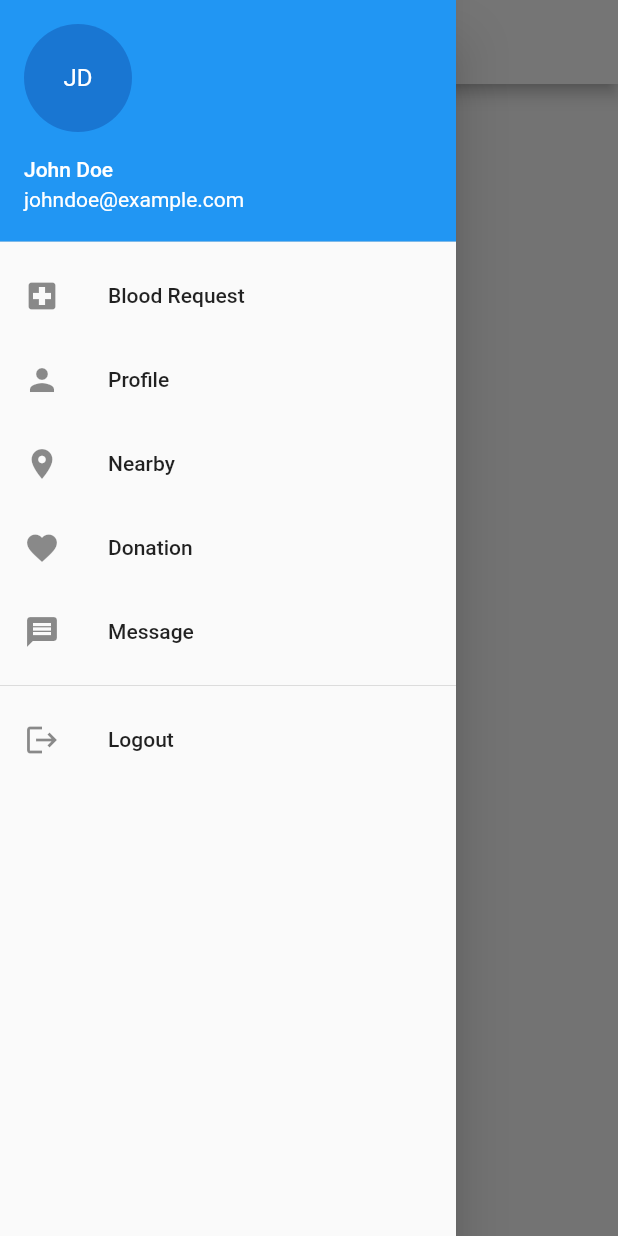
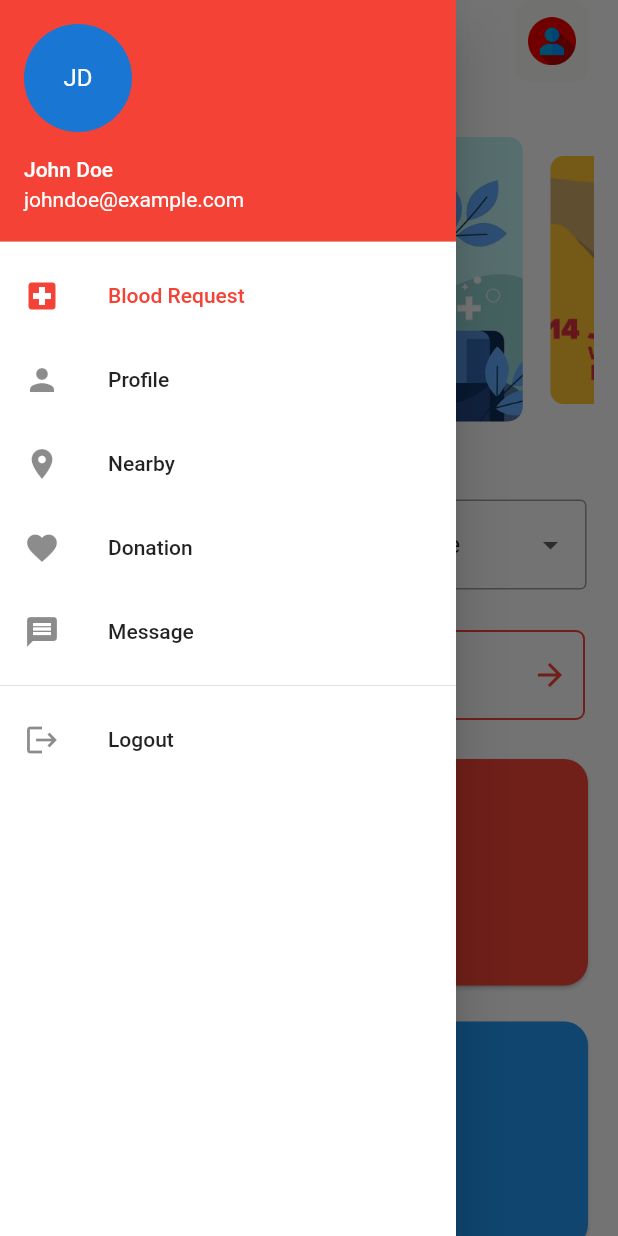
Before and after one commit to Lulusha-XT/Blood_Donation, a Flutter app: the screen it shows after launch, with the side drawer open, on a phone screen of 412 x 824 dp. Run offline on Flutter 3.47's test engine with Material 2 defaults, Android fonts, the phone set to English and light mode, and no system bars; drawn by our look-alikes of carousel_slider, dots_indicator; our stand-ins replace flutter_riverpod, get, liquid_swipe, shimmer, smooth_page_indicator; missing offline and left inert: api_cache_manager.

Commit message:
Drawer And Blood Request Page

```diff
--- a/Frontend/lib/main.dart
+++ b/Frontend/lib/main.dart
@@ -24,7 +24,10 @@ class MyApp extends StatelessWidget {
       darkTheme: CAppTheme.darkTheme,
       themeMode: ThemeMode.system,
       title: 'Flutter Demo',
-      home: const HomePage(),
+      initialRoute: '/',
+      routes: {
+        '/': (context) => const HomePage(),
+      },
     );
   }
 }
--- a/Frontend/lib/src/constants/image_strings.dart
+++ b/Frontend/lib/src/constants/image_strings.dart
@@ -25,3 +25,8 @@ const String cForgetPasswordImage =
 // Dashboard page
 
 const String cUserProfileImage = "assets/images/dashboard/user.png";
+
+// Blood Request Page
+const String cBloodDonorDay = "assets/images/dashboard/blood_donor_day.jpg";
+const String cWorldBloodDonorDay =
+    "assets/images/dashboard/world_blood_donor_day.png";
--- a/Frontend/lib/src/constants/text_string.dart
+++ b/Frontend/lib/src/constants/text_string.dart
@@ -57,3 +57,10 @@ const String cForgetEMailSubTitle =
 // --Forget Password Via Phone - Text
 const String cForgetPhoneSubTitle =
     "Enter your registerd Phone No to receive OTP";
+// --Dash board
+const String cBloodRequest = "Blood Request";
+const String cProfile = "Profile";
+const String cNearby = "Nearby";
+const String cDonation = "Donation";
+const String cMessage = "Message";
+const String cLogout = "Logout";
--- /dev/null
+++ b/Frontend/lib/src/features/core/pages/blood_request/blood_request.dart
@@ -0,0 +1,192 @@
+import 'package:flutter/material.dart';
+import 'package:flutter_application_1/src/constants/colors.dart';
+import 'package:flutter_application_1/src/features/core/pages/blood_request/widgets/carousel_slider_widget.dart';
+import 'package:flutter_riverpod/flutter_riverpod.dart';
+
+final locationProvider = StateProvider<String>((ref) => 'Location');
+final bloodTypeProvider = StateProvider<String>((ref) => 'Blood Type');
+
+class BloodPage extends StatelessWidget {
+  const BloodPage({super.key});
+
+  @override
+  Widget build(BuildContext context) {
+    return SingleChildScrollView(
+      child: Padding(
+        padding: const EdgeInsets.all(16.0),
+        child: Column(
+          crossAxisAlignment: CrossAxisAlignment.stretch,
+          children: [
+            const CarouselSliderWidget(),
+            const SizedBox(height: 16),
+            _buildBloodType(context),
+            const SizedBox(height: 16),
+            myRequestWidget(),
+            const SizedBox(height: 16),
+            _buildCard('Blood Donation', 'Donate blood and save lives',
+                Icons.favorite, Colors.red, () {
+              // Implement blood donation logic here
+            }),
+            const SizedBox(height: 16),
+            _buildCard('Blood Request', 'Request blood from donors',
+                Icons.search, Colors.blue, () {
+              // Implement blood request logic here
+            }),
+          ],
+        ),
+      ),
+    );
+  }
+
+  Widget _buildBloodType(BuildContext context) {
+    return Consumer(
+      builder: (context, ref, _) {
+        final location = ref.watch(locationProvider.notifier).state;
+        final bloodType = ref.watch(bloodTypeProvider.notifier).state;
+        return Padding(
+          padding: const EdgeInsets.all(5.0),
+          child: SizedBox(
+            height: 60, // Set a fixed height for the container
+            child: Row(
+              mainAxisAlignment: MainAxisAlignment.spaceBetween,
+              children: [
+                Expanded(
+                  child: DropdownButtonFormField<String>(
+                    value: location,
+                    decoration: const InputDecoration(
+                      labelText: 'Location',
+                      border: OutlineInputBorder(
+                        borderSide: BorderSide(
+                          color: Colors.red,
+                          width: 3.0, // set border color here
+                        ),
+                      ),
+                    ),
+                    onChanged: (value) =>
+                        ref.read(bloodTypeProvider.notifier).state = value!,
+                    items: [
+                      'Location',
+                      'Kombolcha',
+                      'Dessie',
+                      'Harbu',
+                    ].map<DropdownMenuItem<String>>((String value) {
+                      return DropdownMenuItem<String>(
+                        value: value,
+                        child: Text(value),
+                      );
+                    }).toList(),
+                  ),
+                ),
+                const SizedBox(
+                    width: 20), // Add some spacing between the dropdowns
+                Expanded(
+                  child: DropdownButtonFormField<String>(
+                    value: bloodType,
+                    decoration: const InputDecoration(
+                      labelText: 'Blood Type',
+                      border: OutlineInputBorder(),
+                    ),
+                    onChanged: (value) =>
+                        ref.read(bloodTypeProvider.notifier).state = value!,
+                    items: [
+                      'Blood Type',
+                      'A+',
+                      'A-',
+                      'B+',
+                      'B-',
+                      'AB+',
+                      'AB-',
+                      'O+',
+                      'O-',
+                    ].map<DropdownMenuItem<String>>((String value) {
+                      return DropdownMenuItem<String>(
+                        value: value,
+                        child: Text(value),
+                      );
+                    }).toList(),
+                  ),
+                ),
+              ],
+            ),
+          ),
+        );
+      },
+    );
+  }
+
+  Widget _buildCard(String title, String subtitle, IconData iconData,
+      Color color, VoidCallback onPressed) {
+    return Card(
+      shape: RoundedRectangleBorder(
+        borderRadius: BorderRadius.circular(16.0),
+      ),
+      color: color,
+      child: InkWell(
+        borderRadius: BorderRadius.circular(16.0),
+        onTap: onPressed,
+        child: Padding(
+          padding: const EdgeInsets.all(16.0),
+          child: Column(
+            crossAxisAlignment: CrossAxisAlignment.start,
+            children: [
+              Icon(
+                iconData,
+                color: Colors.white,
+                size: 48,
+              ),
+              const SizedBox(height: 16),
+              Text(
+                title,
+                style: const TextStyle(
+                  color: Colors.white,
+                  fontSize: 24,
+                  fontWeight: FontWeight.bold,
+                ),
+              ),
+              const SizedBox(height: 8),
+              Text(
+                subtitle,
+                style: const TextStyle(
+                  color: Colors.white,
+                  fontSize: 16,
+                ),
+              ),
+            ],
+          ),
+        ),
+      ),
+    );
+  }
+
+  Widget myRequestWidget() {
+    return Padding(
+      padding: const EdgeInsets.all(6.0),
+      child: Container(
+        height: 60,
+        decoration: BoxDecoration(
+          borderRadius: BorderRadius.circular(6.0),
+          border: Border.all(
+            color: Colors.red,
+            width: 1.3,
+          ),
+        ),
+        padding: const EdgeInsets.symmetric(horizontal: 10.0),
+        child: Row(
+          mainAxisAlignment: MainAxisAlignment.spaceBetween,
+          children: const [
+            Text(
+              "My Request",
+              style: TextStyle(
+                color: cPrimaryColor,
+              ),
+            ),
+            Icon(
+              color: cPrimaryColor,
+              Icons.arrow_forward_sharp,
+            ),
+          ],
+        ),
+      ),
+    );
+  }
+}
--- /dev/null
+++ b/Frontend/lib/src/features/core/pages/blood_request/widgets/carousel_slider_widget.dart
@@ -0,0 +1,75 @@
+import 'package:carousel_slider/carousel_slider.dart';
+import 'package:dots_indicator/dots_indicator.dart';
+import 'package:flutter/material.dart';
+import 'package:flutter_application_1/src/constants/image_strings.dart';
+
+class CarouselSliderWidget extends StatelessWidget {
+  const CarouselSliderWidget({
+    Key? key,
+  }) : super(key: key);
+
+  @override
+  Widget build(BuildContext context) {
+    return Column(
+      children: [
+        Container(
+          height: 200,
+          margin: const EdgeInsets.only(top: 20),
+          width: double.infinity,
+          child: CarouselSlider(
+            items: [
+              Container(
+                margin: const EdgeInsets.only(bottom: 10),
+                decoration: BoxDecoration(
+                  borderRadius: BorderRadius.circular(10),
+                  image: const DecorationImage(
+                    fit: BoxFit.cover,
+                    image: AssetImage(cBloodDonorDay),
+                  ),
+                ),
+              ),
+              Container(
+                margin: const EdgeInsets.only(bottom: 10),
+                decoration: BoxDecoration(
+                  borderRadius: BorderRadius.circular(10),
+                  image: const DecorationImage(
+                    fit: BoxFit.cover,
+                    image: AssetImage(cWorldBloodDonorDay),
+                  ),
+                ),
+              ),
+              Container(
+                margin: const EdgeInsets.only(bottom: 10),
+                decoration: BoxDecoration(
+                  borderRadius: BorderRadius.circular(10),
+                  image: const DecorationImage(
+                    fit: BoxFit.cover,
+                    image: AssetImage(cBloodDonorDay),
+                  ),
+                ),
+              ),
+            ],
+            options: CarouselOptions(
+              viewportFraction: 0.75,
+              enlargeCenterPage: true,
+              padEnds: true,
+              autoPlay: true,
+              autoPlayCurve: Curves.decelerate,
+              autoPlayAnimationDuration: const Duration(milliseconds: 800),
+            ),
+          ),
+        ),
+        DotsIndicator(
+          dotsCount: 4,
+          position: 2,
+          decorator: DotsDecorator(
+            size: const Size.square(9.0),
+            activeSize: const Size(18.0, 9.0),
+            activeShape: RoundedRectangleBorder(
+                borderRadius: BorderRadius.circular(5.0)),
+          ),
+        ),
+      ],
+    );
+  }
+}
--- a/Frontend/lib/src/features/core/pages/home_page/home_page.dart
+++ b/Frontend/lib/src/features/core/pages/home_page/home_page.dart
@@ -1,26 +1,44 @@
 import 'package:flutter/material.dart';
+import 'package:flutter_application_1/src/features/core/pages/blood_request/blood_request.dart';
+import 'package:flutter_application_1/src/features/core/pages/home_page/widget/appbar.widget.dart';
 import 'package:flutter_application_1/src/features/core/pages/home_page/widget/drawer.dart';
 
-class HomePage extends StatelessWidget {
-  const HomePage({Key? key}) : super(key: key);
+class HomePage extends StatefulWidget {
+  const HomePage({super.key});
+
+  @override
+  State<HomePage> createState() => _HomePageState();
+}
+
+class _HomePageState extends State<HomePage> {
+  int _selectedIndex = 0;
+
+  static final List<Widget> _widgetOptions = [
+    const BloodPage(),
+    const Text('Profile'),
+    const Text('Nearby'),
+    const Text('Donation'),
+    const Text('Message'),
+  ];
+
+  void _onItemTapped(int index) {
+    setState(() {
+      _selectedIndex = index;
+    });
+    Navigator.of(context).pop();
+  }
 
   @override
   Widget build(BuildContext context) {
     return Scaffold(
-      appBar: AppBar(
-        title: const Text('My App'),
-        leading: Builder(
-          builder: (BuildContext context) {
-            return IconButton(
-              icon: const Icon(Icons.menu),
-              onPressed: () {
-                Scaffold.of(context).openDrawer();
-              },
-            );
-          },
-        ),
+      appBar: const DashboardAppBar(),
+      drawer: MyDrawer(
+        selectedIndex: _selectedIndex,
+        onItemTapped: _onItemTapped,
       ),
-      drawer: const MyDrawer(),
+      body: Center(
+        child: _widgetOptions.elementAt(_selectedIndex),
+      ),
     );
   }
 }
--- a/Frontend/lib/src/features/core/pages/home_page/widget/appbar.widget.dart
+++ b/Frontend/lib/src/features/core/pages/home_page/widget/appbar.widget.dart
@@ -1,7 +1,6 @@
 import 'package:flutter/material.dart';
 import 'package:flutter_application_1/src/constants/colors.dart';
 import 'package:flutter_application_1/src/constants/image_strings.dart';
-import 'package:flutter_application_1/src/constants/text_string.dart';
 
 class DashboardAppBar extends StatelessWidget implements PreferredSizeWidget {
   const DashboardAppBar({
@@ -11,10 +10,16 @@ class DashboardAppBar extends StatelessWidget implements PreferredSizeWidget {
   @override
   Widget build(BuildContext context) {
     return AppBar(
-      leading: const Icon(
-        Icons.menu,
+      leading: Builder(
+        builder: (BuildContext context) {
+          return IconButton(
+            icon: const Icon(Icons.menu),
+            onPressed: () {
+              Scaffold.of(context).openDrawer();
+            },
+          );
+        },
       ),
-      title: Text(cAppName, style: Theme.of(context).textTheme.headlineMedium),
       centerTitle: true,
       elevation: 0,
       backgroundColor: Colors.transparent,
@@ -25,7 +30,7 @@ class DashboardAppBar extends StatelessWidget implements PreferredSizeWidget {
               borderRadius: BorderRadius.circular(10), color: cCardBgColor),
           child: IconButton(
             onPressed: () {
-              // Get.to(() => const ProfileScreen());
+              //  Get.to(() => const ProfileScreen());
               // AuthenticationRepository.instance.logout();
             },
             icon: const Image(image: AssetImage(cUserProfileImage)),
--- a/Frontend/lib/src/features/core/pages/home_page/widget/drawer.dart
+++ b/Frontend/lib/src/features/core/pages/home_page/widget/drawer.dart
@@ -1,59 +1,77 @@
 import 'package:flutter/material.dart';
+import 'package:flutter_application_1/src/constants/colors.dart';
+import 'package:flutter_application_1/src/constants/text_string.dart';
 
 class MyDrawer extends StatelessWidget {
-  const MyDrawer({Key? key}) : super(key: key);
-
+  const MyDrawer(
+      {super.key, required this.selectedIndex, required this.onItemTapped});
+  final int selectedIndex;
+  final Function(int) onItemTapped;
   @override
   Widget build(BuildContext context) {
     return Drawer(
+      backgroundColor: Colors.white,
       child: ListView(
         children: [
           const UserAccountsDrawerHeader(
             accountName: Text('John Doe'),
             accountEmail: Text('johndoe@example.com'),
+            decoration: BoxDecoration(
+              color: cPrimaryColor,
+            ),
             currentAccountPicture: CircleAvatar(
               child: Text('JD'),
             ),
           ),
           ListTile(
+            selected: selectedIndex == 0,
+            selectedColor: cPrimaryColor,
             leading: const Icon(Icons.local_hospital),
-            title: const Text('Blood Request'),
+            title: const Text(cBloodRequest),
             onTap: () {
-              // Add your navigation logic here
+              onItemTapped(0);
             },
           ),
           ListTile(
+            selected: selectedIndex == 1,
+            selectedColor: cPrimaryColor,
             leading: const Icon(Icons.person),
-            title: const Text('Profile'),
+            title: const Text(cProfile),
             onTap: () {
-              // Add your navigation logic here
+              onItemTapped(1);
             },
           ),
           ListTile(
+            selected: selectedIndex == 2,
+            selectedColor: cPrimaryColor,
             leading: const Icon(Icons.location_on),
-            title: const Text('Nearby'),
+            title: const Text(cNearby),
             onTap: () {
-              // Add your navigation logic here
+              onItemTapped(2);
             },
           ),
           ListTile(
+            selected: selectedIndex == 3,
+            selectedColor: cPrimaryColor,
             leading: const Icon(Icons.favorite),
-            title: const Text('Donation'),
+            title: const Text(cDonation),
             onTap: () {
-              // Add your navigation logic here
+              onItemTapped(3);
             },
           ),
           ListTile(
+            selected: selectedIndex == 4,
+            selectedColor: cPrimaryColor,
             leading: const Icon(Icons.message),
-            title: const Text('Message'),
+            title: const Text(cMessage),
             onTap: () {
-              // Add your navigation logic here
+              onItemTapped(4);
             },
           ),
           const Divider(),
           ListTile(
             leading: const Icon(Icons.logout),
-            title: const Text('Logout'),
+            title: const Text(cLogout),
             onTap: () {
               // Add your logout logic here
             },
--- a/Frontend/pubspec.yaml
+++ b/Frontend/pubspec.yaml
@@ -43,6 +43,8 @@ dependencies:
   http: ^0.13.5
   shared_preferences: ^2.1.0
   api_cache_manager: ^1.0.2
+  carousel_slider: ^4.2.1
+  dots_indicator: ^2.1.0
 
 dev_dependencies:
   flutter_test:
```
Also changed, not shown: Frontend/assets/images/dashboard/blood_donor_day.jpg (added), Frontend/assets/images/dashboard/world_blood_donor_day.png (added), Frontend/pubspec.lock.
